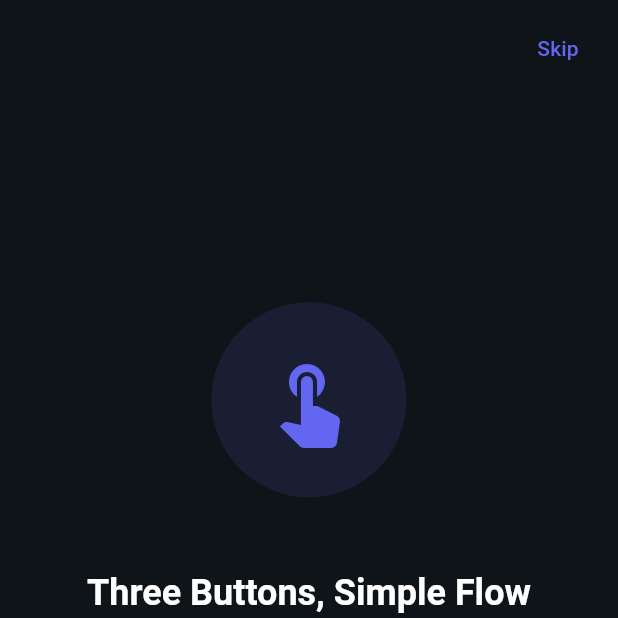
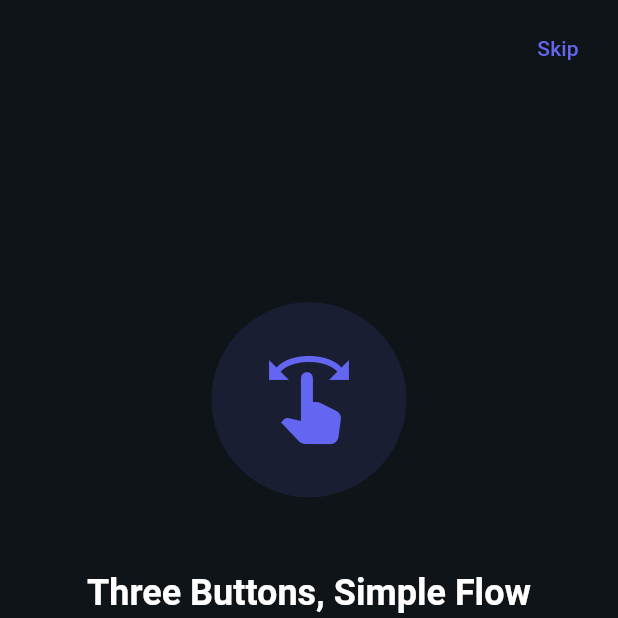
Before and after one commit to 47lakers/language-flutter, a Flutter app: the OnboardingPage screen opened by its route, swiped to page 3, on a phone screen of 412 x 824 dp, the top half of it. Run offline on Flutter 3.47's test engine with Material 3 defaults, Android fonts, the phone set to English and light mode, and no system bars; our stand-ins replace cloud_firestore, firebase_auth, firebase_core, flutter_tts; missing offline and left inert: dart:html; accounts and stored records are empty.

Commit message:
Fix forgot password and icons

```diff
--- a/lib/pages/home_page.dart
+++ b/lib/pages/home_page.dart
@@ -690,7 +690,7 @@ class _HomePageState extends State<HomePage> {
                   const SizedBox(height: 8),
                   ListTile(
                     contentPadding: EdgeInsets.zero,
-                    leading: const Icon(Icons.help_outline, color: Color(0xFF6366F1)),
+                    leading: const Icon(Icons.help, color: Color(0xFF6366F1)),
                     title: const Text('View Tutorial', style: TextStyle(fontSize: 14)),
                     onTap: () {
                       Navigator.of(context).pop(); // close drawer
--- a/lib/pages/login_page.dart
+++ b/lib/pages/login_page.dart
@@ -282,7 +282,7 @@ class _LoginPageState extends State<LoginPage> {
                           SizedBox(width: 8),
                           Expanded(
                             child: Text(
-                              'Password reset email sent! Check your inbox.',
+                              'Password reset email sent! Check your inbox and spam folder.',
                               style: TextStyle(color: Colors.green, fontSize: 14),
                             ),
                           ),
--- a/lib/pages/onboarding_page.dart
+++ b/lib/pages/onboarding_page.dart
@@ -28,13 +28,13 @@ class _OnboardingPageState extends State<OnboardingPage> {
           'Tap the ☰ menu in the top-left corner to open settings. Choose your language pair, tenses, and focus verb (optional).\n\nYou can also toggle "Show English First" to see the translation first and practice recalling the phrase in your target language.',
     ),
     _OnboardingSlideData(
-      icon: Icons.touch_app,
+      icon: Icons.swipe,
       title: 'Three Buttons, Simple Flow',
       description:
           '"New" loads the next phrase (counts as learned). "Reveal" shows the translation without moving on. "Skip" moves to the next phrase without counting it. All 20 phrases share the same verb so you build real fluency fast.',
     ),
     _OnboardingSlideData(
-      icon: Icons.bar_chart_rounded,
+      icon: Icons.bar_chart,
       title: 'Track Your Progress',
       description:
           'Every phrase you review is counted. Tap the stats icon anytime to see how far you\'ve come and keep the streak going!',
```
Also changed, not shown: 2 other files.
